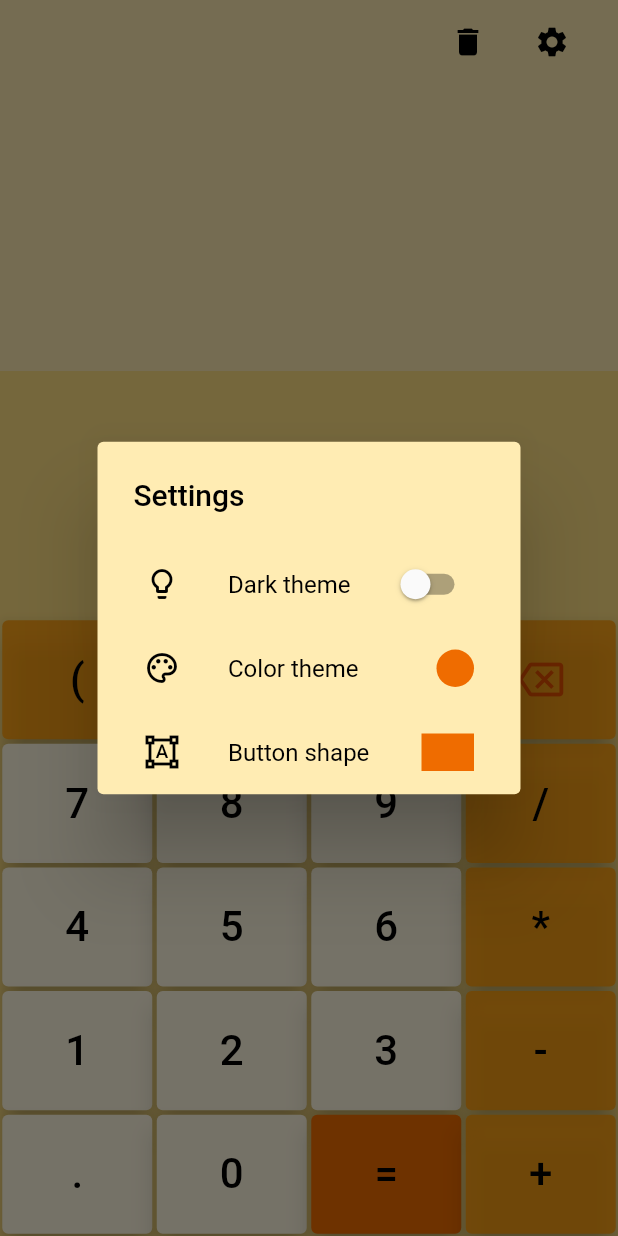
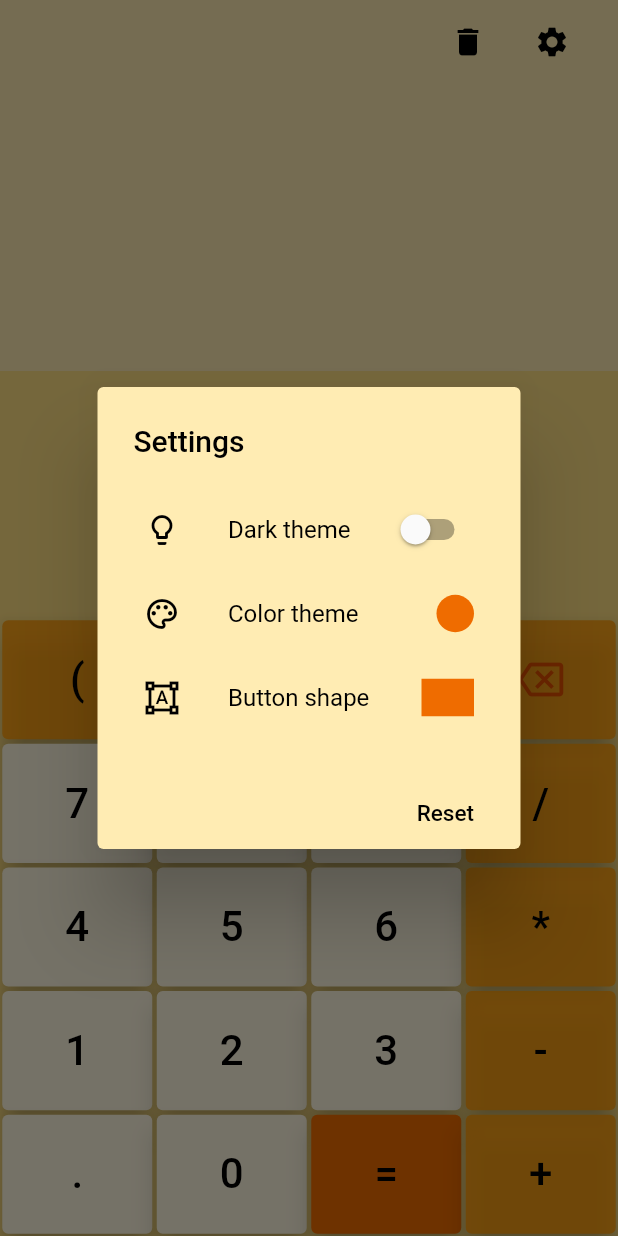
Before and after one commit to Le127/calculator_app, a Flutter app: the screen it shows after launch, after a tap on the "settings" icon, on a phone screen of 412 x 824 dp. Run offline on Flutter 3.47's test engine with Material 2 defaults, Android fonts, the phone set to English and light mode, and no system bars; our stand-ins replace math_expressions, shared_preferences.

Commit message:
reset preferences

```diff
--- a/lib/src/models/settings_model.dart
+++ b/lib/src/models/settings_model.dart
@@ -14,8 +14,8 @@ class SettingsModel with ChangeNotifier {
 
   SettingsModel() {
     _isDark = false;
+    _isOrange = true;
     _isRounded = false;
-    _isOrange = true;
     _loadFromPreferences();
   }
 
@@ -35,6 +35,12 @@ class SettingsModel with ChangeNotifier {
     isRounded = _preferences.getBool(keyRounded) ?? false;
     isOrange = _preferences.getBool(keyColor) ?? true;
     notifyListeners();
+  }
+
+  void clearPreferences() async {
+    await _initialPreferences();
+    await _preferences.clear();
+    _loadFromPreferences();
   }
 
   toggleChangeTheme(bool value) {
@@ -68,8 +74,6 @@ class SettingsModel with ChangeNotifier {
   bool get isDark => this._isDark;
   bool get isOrange => this._isOrange;
   bool get isRounded => this._isRounded;
-
-  Future get initialPreferences => this._initialPreferences();
 
   Color get textColor => this._textColor;
   Color get backgroundColor => this._backgroundColor;
--- a/lib/src/pages/calculator_page.dart
+++ b/lib/src/pages/calculator_page.dart
@@ -116,6 +116,19 @@ class _CalculatorPageState extends State<CalculatorPage> {
                             ),
                           ),
                         ),
+                        SizedBox(height: 25),
+                        ElevatedButton(
+                            style: ButtonStyle(
+                              backgroundColor:
+                                  MaterialStateProperty.all(Colors.transparent),
+                              elevation: MaterialStateProperty.all(0),
+                            ),
+                            onPressed: () => model.clearPreferences(),
+                            child: Text("Reset",
+                                style: TextStyle(
+                                    color: model.textColor,
+                                    fontWeight: FontWeight.w500,
+                                    fontSize: 15)))
                       ],
                     );
                   }),
--- a/lib/src/widgets/display.dart
+++ b/lib/src/widgets/display.dart
@@ -1,4 +1,5 @@
 import 'package:flutter/material.dart';
+import 'package:flutter/services.dart';
 import 'package:provider/provider.dart';
 import 'dart:io' show Platform;
 
@@ -51,14 +52,31 @@ class _DisplayState extends State<Display> {
           mainAxisAlignment: MainAxisAlignment.center,
           children: [
             TextField(
+              cursorWidth: 0,
+              maxLengthEnforcement: MaxLengthEnforcement.enforced,
               readOnly: readOnly,
               autofocus: true,
               focusNode: _myFocusNode,
               controller: _controller,
+              decoration: InputDecoration(
+                hintText: null,
+                isCollapsed: true,
+                counterText: "",
+                border: InputBorder.none,
+              ),
+              textAlign: TextAlign.end,
+              style: TextStyle(
+                fontSize: 35,
+                color: color.textColor,
+                fontWeight: FontWeight.w600,
+                decoration: TextDecoration.none,
+              ),
               onChanged: (String value) {
                 //Se obtiene el ultimo char del String value
-                String lastChar = value[value.length-1];
-              expressionModel.addToExpression(lastChar);
+                if (value.length > 0) {
+                  String lastChar = value[value.length - 1];
+                  expressionModel.addToExpression(lastChar);
+                }
               },
               onSubmitted: (_) {
                 FocusScope.of(context).requestFocus(_myFocusNode);
@@ -69,12 +87,6 @@ class _DisplayState extends State<Display> {
 
                 expressionModel.evaluate();
               },
-              decoration: InputDecoration.collapsed(hintText: null),
-              textAlign: TextAlign.end,
-              style: TextStyle(
-                  fontSize: 35,
-                  color: color.textColor,
-                  fontWeight: FontWeight.w600),
             ),
             Text(
               error.expressionError ? error.textError : '',
```
